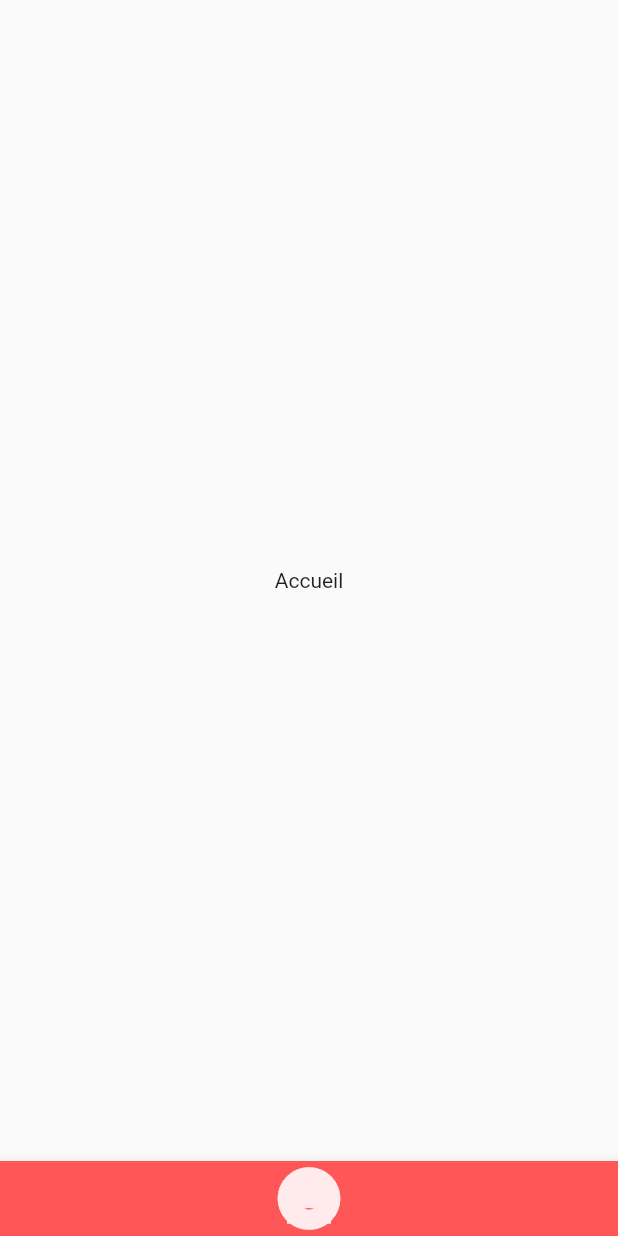
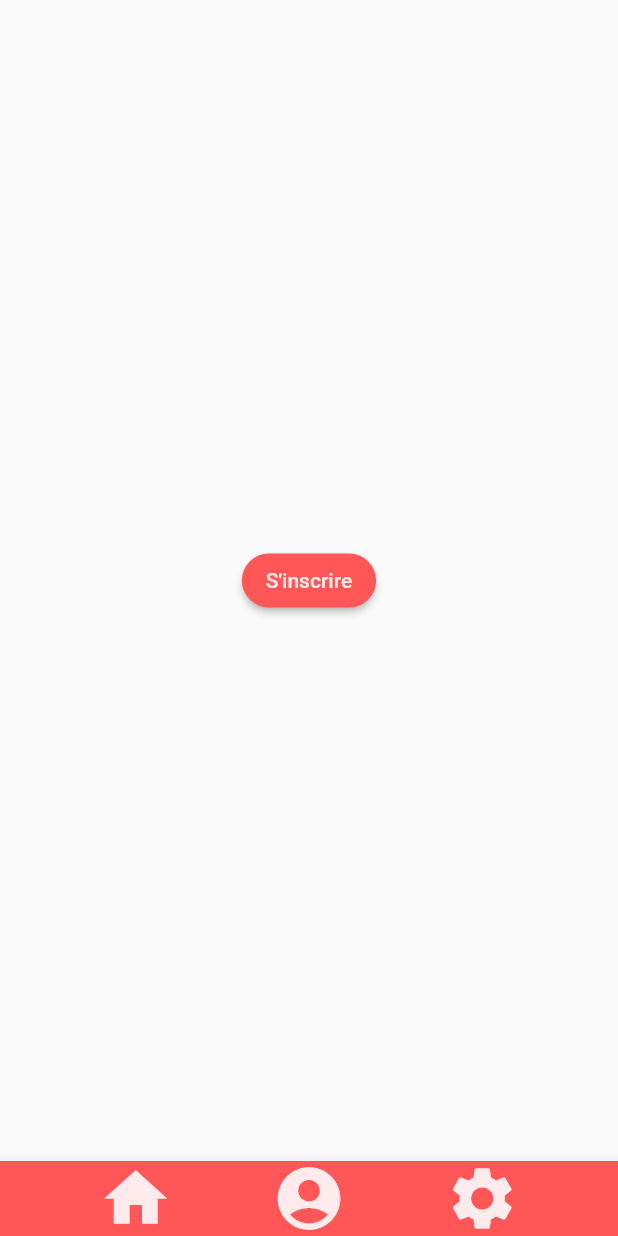
Before and after one commit to Giant-T/Match-BM, a Flutter app: the screen it shows after launch, on a phone screen of 412 x 824 dp. Run offline on Flutter 3.47's test engine with Material 2 defaults, Android fonts, the phone set to English and light mode, and no system bars; Roboto replaces fonts that are missing (Verdana).

Commit message:
Debut du theme

```diff
--- a/lib/main.dart
+++ b/lib/main.dart
@@ -5,19 +5,29 @@ void main() {
 }
 
 class MyApp extends StatelessWidget {
-  MyApp({Key? key}) : super(key: key);
-  final Map<int, Color> color = {
-    50: const Color.fromRGBO(0xff, 0xeb, 0xeb, 1),
-    100: const Color.fromRGBO(0xff, 0x85, 0x85, 1),
-    200: const Color.fromRGBO(0xff, 0x57, 0x57, 1),
-    300: const Color.fromRGBO(0xff, 0x00, 0x7b, 1),
-  };
+  const MyApp({Key? key}) : super(key: key);
 
   @override
   Widget build(BuildContext context) {
     return MaterialApp(
       title: 'Match BM',
-      theme: ThemeData(primarySwatch: Colors.pink),
+      theme: ThemeData(
+          fontFamily: 'Verdana',
+          primaryColor: const Color(0xffff5757),
+          elevatedButtonTheme: ElevatedButtonThemeData(
+              style: ButtonStyle(
+                  shape: MaterialStateProperty.all<RoundedRectangleBorder>(
+                    RoundedRectangleBorder(
+                        borderRadius: BorderRadius.circular(18.0)),
+                  ),
+                  backgroundColor:
+                      MaterialStateProperty.all<Color>(const Color(0xffff5757)),
+                  foregroundColor: MaterialStateProperty.all<Color>(
+                      const Color(0xffffebeb)))),
+          bottomAppBarTheme: const BottomAppBarTheme(
+            color: Color(0xffff5757),
+          ),
+          iconTheme: const IconThemeData(color: Color(0xffffebeb))),
       home: const Accueil('Match BM'),
     );
   }
@@ -33,22 +43,20 @@ class Accueil extends StatelessWidget {
     return Scaffold(
       bottomNavigationBar: BottomAppBar(
         color: const Color(0xffff5757),
-        child: Stack(
-          alignment: Alignment.center,
+        child: Row(
+          crossAxisAlignment: CrossAxisAlignment.center,
+          mainAxisAlignment: MainAxisAlignment.spaceEvenly,
           children: const [
             Icon(
               Icons.home,
-              color: Color(0xffffebeb),
               size: 50,
             ),
             Icon(
               Icons.account_circle,
-              color: Color(0xffffebeb),
               size: 50,
             ),
             Icon(
               Icons.settings,
-              color: Color(0xffffebeb),
               size: 50,
             )
           ],
@@ -56,9 +64,10 @@ class Accueil extends StatelessWidget {
       ),
       body: Center(
         child: Column(
-          mainAxisAlignment: MainAxisAlignment.center,
-          children: const <Widget>[Text('Accueil')],
-        ),
+            mainAxisAlignment: MainAxisAlignment.center,
+            children: <Widget>[
+              ElevatedButton(onPressed: () {}, child: const Text("S'inscrire"))
+            ]),
       ),
     );
   }
```
